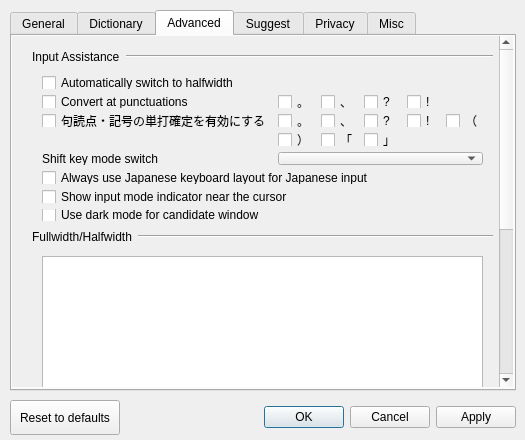
Old version of the form src/gui/config_dialog/config_dialog.ui in the repository Masterisk-F/fcitx-mozkey.
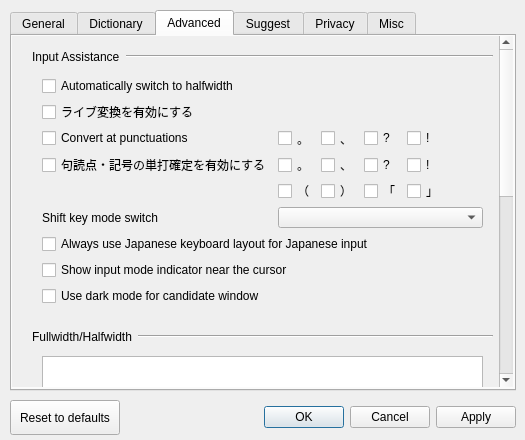
New version of the form. The open tabs and pages were chosen to show the change. Custom widgets are drawn as their Qt base class.

Commit message: Add configurable live conversion with ruby overlay

Diff of the .ui file:
```diff
--- a/src/gui/config_dialog/config_dialog.ui
+++ b/src/gui/config_dialog/config_dialog.ui
@@ -669,7 +669,7 @@
          <x>0</x>
          <y>0</y>
          <width>485</width>
-         <height>630</height>
+         <height>775</height>
         </rect>
        </property>
        <widget class="QWidget" name="horizontalLayoutWidget_2">
@@ -710,7 +710,7 @@
           <x>30</x>
           <y>40</y>
           <width>441</width>
-          <height>145</height>
+          <height>230</height>
          </rect>
         </property>
         <layout class="QGridLayout" name="gridLayout_9">
@@ -721,14 +721,26 @@
            </property>
           </widget>
          </item>
-         <item row="1" column="0" colspan="3">
+
+         <item row="1" column="0" colspan="8">
+          <widget class="QCheckBox" name="liveConversionCheckBox">
+           <property name="toolTip">
+            <string>入力中の未確定文字列を、文字が入力されるたびに自動で変換します。</string>
+           </property>
+           <property name="text">
+            <string>ライブ変換を有効にする</string>
+           </property>
+          </widget>
+         </item>
+
+         <item row="2" column="0" colspan="3">
           <widget class="QCheckBox" name="useAutoConversion">
            <property name="text">
             <string>Convert at punctuations</string>
            </property>
           </widget>
          </item>
-         <item row="1" column="3">
+         <item row="2" column="3">
           <widget class="QCheckBox" name="kutenCheckBox">
            <property name="maximumSize">
             <size>
@@ -741,7 +753,7 @@
            </property>
           </widget>
          </item>
-         <item row="1" column="4">
+         <item row="2" column="4">
           <widget class="QCheckBox" name="toutenCheckBox">
            <property name="maximumSize">
             <size>
@@ -754,7 +766,7 @@
            </property>
           </widget>
          </item>
-         <item row="1" column="5">
+         <item row="2" column="5">
           <widget class="QCheckBox" name="questionMarkCheckBox">
            <property name="maximumSize">
             <size>
@@ -767,7 +779,7 @@
            </property>
           </widget>
          </item>
-         <item row="1" column="6">
+         <item row="2" column="6">
           <widget class="QCheckBox" name="exclamationMarkCheckBox">
            <property name="maximumSize">
             <size>
@@ -780,14 +792,15 @@
            </property>
           </widget>
          </item>
-         <item row="2" column="0" colspan="3">
+
+         <item row="3" column="0" colspan="3">
           <widget class="QCheckBox" name="useDirectCommit">
            <property name="text">
             <string>句読点・記号の単打確定を有効にする</string>
            </property>
           </widget>
          </item>
-         <item row="2" column="3">
+         <item row="3" column="3">
           <widget class="QCheckBox" name="directCommitKutenCheckBox">
            <property name="maximumSize">
             <size>
@@ -800,7 +813,7 @@
            </property>
           </widget>
          </item>
-         <item row="2" column="4">
+         <item row="3" column="4">
           <widget class="QCheckBox" name="directCommitToutenCheckBox">
            <property name="maximumSize">
             <size>
@@ -813,7 +826,7 @@
            </property>
           </widget>
          </item>
-         <item row="2" column="5">
+         <item row="3" column="5">
           <widget class="QCheckBox" name="directCommitQuestionMarkCheckBox">
            <property name="maximumSize">
             <size>
@@ -826,7 +839,7 @@
            </property>
           </widget>
          </item>
-         <item row="2" column="6">
+         <item row="3" column="6">
           <widget class="QCheckBox" name="directCommitExclamationMarkCheckBox">
            <property name="maximumSize">
             <size>
@@ -839,20 +852,8 @@
            </property>
           </widget>
          </item>
-         <item row="2" column="7">
-          <widget class="QCheckBox" name="directCommitOpenParenthesisCheckBox">
-           <property name="maximumSize">
-            <size>
-             <width>45</width>
-             <height>16777215</height>
-            </size>
-           </property>
-           <property name="text">
-            <string>（</string>
-           </property>
-          </widget>
-         </item>
-         <item row="3" column="0" colspan="3">
+
+         <item row="4" column="0" colspan="3">
           <spacer name="horizontalSpacer_directCommit">
            <property name="orientation">
             <enum>Qt::Horizontal</enum>
@@ -865,7 +866,20 @@
            </property>
           </spacer>
          </item>
-         <item row="3" column="3">
+         <item row="4" column="3">
+          <widget class="QCheckBox" name="directCommitOpenParenthesisCheckBox">
+           <property name="maximumSize">
+            <size>
+             <width>45</width>
+             <height>16777215</height>
+            </size>
+           </property>
+           <property name="text">
+            <string>（</string>
+           </property>
+          </widget>
+         </item>
+         <item row="4" column="4">
           <widget class="QCheckBox" name="directCommitCloseParenthesisCheckBox">
            <property name="maximumSize">
             <size>
@@ -878,7 +892,7 @@
            </property>
           </widget>
          </item>
-         <item row="3" column="4">
+         <item row="4" column="5">
           <widget class="QCheckBox" name="directCommitOpenBracketCheckBox">
            <property name="maximumSize">
             <size>
@@ -891,7 +905,7 @@
            </property>
           </widget>
          </item>
-         <item row="3" column="5">
+         <item row="4" column="6">
           <widget class="QCheckBox" name="directCommitCloseBracketCheckBox">
            <property name="maximumSize">
             <size>
@@ -904,14 +918,15 @@
            </property>
           </widget>
          </item>
-         <item row="4" column="0" colspan="3">
+
+         <item row="5" column="0" colspan="3">
           <widget class="QLabel" name="autoCorrectionLable_3">
            <property name="text">
             <string>Shift key mode switch</string>
            </property>
           </widget>
          </item>
-         <item row="4" column="3" colspan="5">
+         <item row="5" column="3" colspan="5">
           <widget class="QComboBox" name="shiftKeyModeSwitchComboBox">
            <property name="minimumSize">
             <size>
@@ -921,7 +936,8 @@
            </property>
           </widget>
          </item>
-         <item row="5" column="0" colspan="8">
+
+         <item row="6" column="0" colspan="8">
           <widget class="QCheckBox" name="useJapaneseLayout">
            <property name="enabled">
             <bool>true</bool>
@@ -931,7 +947,7 @@
            </property>
           </widget>
          </item>
-         <item row="6" column="0" colspan="8">
+         <item row="7" column="0" colspan="8">
           <widget class="QCheckBox" name="useModeIndicator">
            <property name="enabled">
             <bool>true</bool>
@@ -941,7 +957,7 @@
            </property>
           </widget>
          </item>
-         <item row="7" column="0" colspan="8">
+         <item row="8" column="0" colspan="8">
           <widget class="QCheckBox" name="useDarkModeCandidateWindow">
            <property name="enabled">
             <bool>true</bool>
@@ -957,7 +973,7 @@
         <property name="geometry">
          <rect>
           <x>20</x>
-          <y>190</y>
+          <y>290</y>
           <width>461</width>
           <height>21</height>
          </rect>
@@ -989,7 +1005,7 @@
         <property name="geometry">
          <rect>
           <x>30</x>
-          <y>220</y>
+          <y>320</y>
           <width>441</width>
           <height>141</height>
          </rect>
```
Left out of the diff: 34 changed lines with no effect on the pictures. The commit also changes 12 other files.
